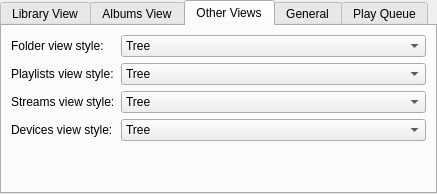
This is gui/interfacesettings.ui in polpo/cantata-mac as Qt 5 draws it before an edit. The edited form follows.
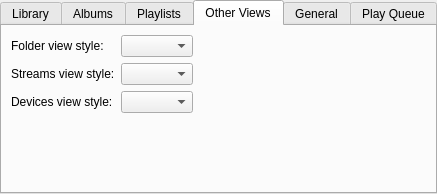
This is the edited form. The open tabs and pages were chosen to show the change.

Commit message: Initial import of grouped playlists - NOT FINISHED

Diff of the .ui file:
```diff
--- a/gui/interfacesettings.ui
+++ b/gui/interfacesettings.ui
@@ -22,9 +22,12 @@
      <property name="currentIndex">
       <number>0</number>
      </property>
+     <property name="movable">
+      <bool>true</bool>
+     </property>
      <widget class="QWidget" name="tab">
       <attribute name="title">
-       <string>Library View</string>
+       <string>Library</string>
       </attribute>
       <layout class="QFormLayout" name="formLayout">
        <item row="0" column="0">
@@ -106,7 +109,7 @@
      </widget>
      <widget class="QWidget" name="tab_2">
       <attribute name="title">
-       <string>Albums View</string>
+       <string>Albums</string>
       </attribute>
       <layout class="QFormLayout" name="formLayout_2">
        <item row="0" column="0">
@@ -198,11 +201,51 @@
        </item>
       </layout>
      </widget>
+     <widget class="QWidget" name="tab_6">
+      <attribute name="title">
+       <string>Playlists</string>
+      </attribute>
+      <layout class="QFormLayout" name="formLayout_6">
+       <item row="0" column="0">
+        <widget class="QLabel" name="label_3">
+         <property name="text">
+          <string>Style:</string>
+         </property>
+         <property name="buddy">
+          <cstring>playlistsView</cstring>
+         </property>
+        </widget>
+       </item>
+       <item row="0" column="1">
+        <widget class="QComboBox" name="playlistsView"/>
+       </item>
+       <item row="1" column="0">
+        <widget class="QLabel" name="playListsStartClosedLabel">
+         <property name="text">
+          <string>Initially collapse albums:</string>
+         </property>
+         <property name="buddy">
+          <cstring>playListsStartClosed</cstring>
+         </property>
+        </widget>
+       </item>
+       <item row="1" column="1">
+        <widget class="QCheckBox" name="playListsStartClosed">
+         <property name="text">
+          <string/>
+         </property>
+        </widget>
+       </item>
+      </layout>
+     </widget>
      <widget class="QWidget" name="tab_3">
       <attribute name="title">
        <string>Other Views</string>
       </attribute>
       <layout class="QFormLayout" name="formLayout_3">
+       <property name="fieldGrowthPolicy">
+        <enum>QFormLayout::ExpandingFieldsGrow</enum>
+       </property>
        <item row="0" column="0">
         <widget class="QLabel" name="label_2">
          <property name="text">
@@ -214,44 +257,9 @@
         </widget>
        </item>
        <item row="0" column="1">
-        <widget class="QComboBox" name="folderView">
-         <item>
-          <property name="text">
-           <string>Tree</string>
-          </property>
-         </item>
-         <item>
-          <property name="text">
-           <string>List</string>
-          </property>
-         </item>
-        </widget>
+        <widget class="QComboBox" name="folderView"/>
        </item>
        <item row="1" column="0">
-        <widget class="QLabel" name="label_3">
-         <property name="text">
-          <string>Playlists view style:</string>
-         </property>
-         <property name="buddy">
-          <cstring>playlistsView</cstring>
-         </property>
-        </widget>
-       </item>
-       <item row="1" column="1">
-        <widget class="QComboBox" name="playlistsView">
-         <item>
-          <property name="text">
-           <string>Tree</string>
-          </property>
-         </item>
-         <item>
-          <property name="text">
-           <string>List</string>
-          </property>
-         </item>
-        </widget>
-       </item>
-       <item row="2" column="0">
         <widget class="QLabel" name="label_x">
          <property name="text">
           <string>Streams view style:</string>
@@ -261,21 +269,10 @@
          </property>
         </widget>
        </item>
-       <item row="2" column="1">
-        <widget class="QComboBox" name="streamsView">
-         <item>
-          <property name="text">
-           <string>Tree</string>
-          </property>
-         </item>
-         <item>
-          <property name="text">
-           <string>List</string>
-          </property>
-         </item>
-        </widget>
+       <item row="1" column="1">
+        <widget class="QComboBox" name="streamsView"/>
        </item>
-       <item row="3" column="0">
+       <item row="2" column="0">
         <widget class="QLabel" name="devicesViewLabel">
          <property name="text">
           <string>Devices view style:</string>
@@ -285,19 +282,8 @@
          </property>
         </widget>
        </item>
-       <item row="3" column="1">
-        <widget class="QComboBox" name="devicesView">
-         <item>
-          <property name="text">
-           <string>Tree</string>
-          </property>
-         </item>
-         <item>
-          <property name="text">
-           <string>List</string>
-          </property>
-         </item>
-        </widget>
+       <item row="2" column="1">
+        <widget class="QComboBox" name="devicesView"/>
        </item>
       </layout>
      </widget>
```
Left out of the diff: 34 changed lines with no effect on the pictures. The commit also changes 31 other files.
